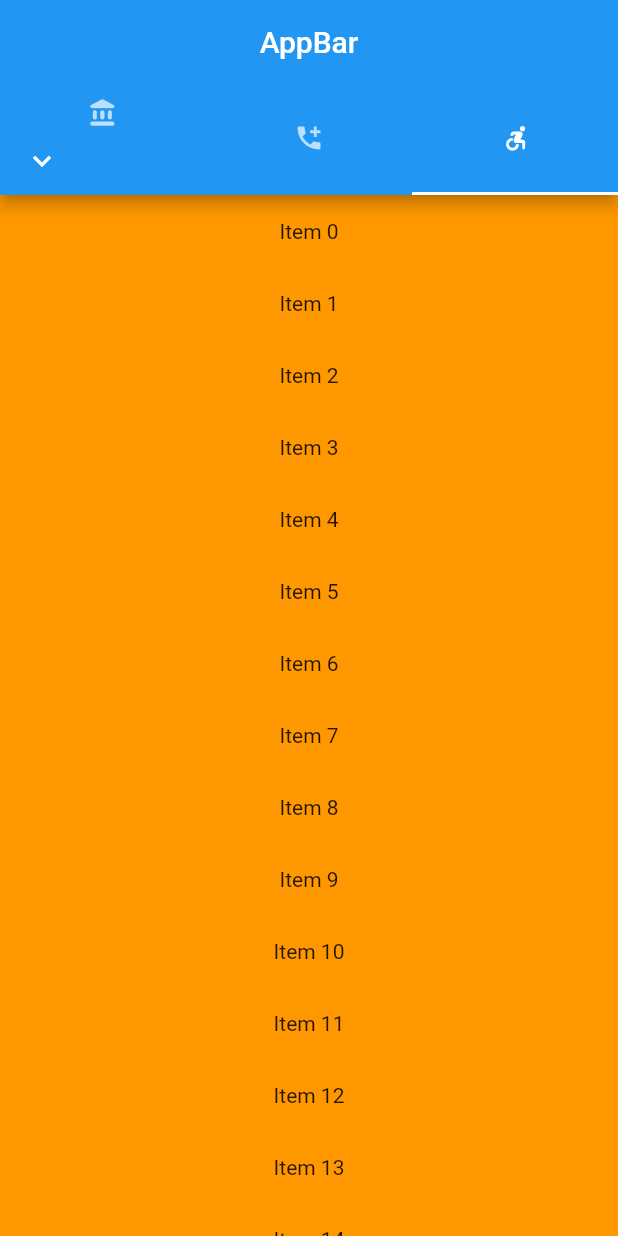
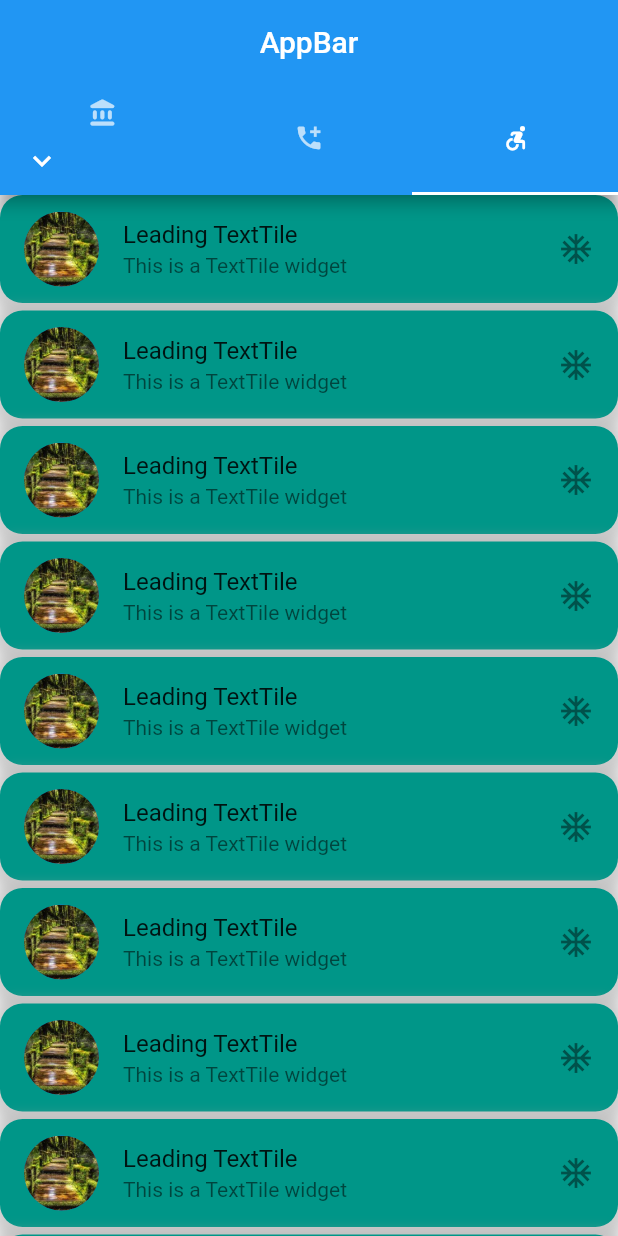
Before and after one commit to njoroge-kelvin/List-UI-App, a Flutter app: the screen it shows after launch, tab 3 chosen, on a phone screen of 412 x 824 dp. Run offline on Flutter 3.47's test engine with Material 2 defaults, Android fonts, the phone set to English and light mode, and no system bars.

Commit message:
Added basic ListTile functionality

```diff
--- a/lib/main.dart
+++ b/lib/main.dart
@@ -61,7 +61,8 @@ class _ListAppState extends State<ListApp> {
                   ),
                 ],
                 child: Row(
-                  children: const [
+                  children: [
+                    Text(_selectedMenu),
                     Icon(
                       Icons.keyboard_arrow_down,
                       color: Colors.white,
@@ -90,7 +91,7 @@ class _ListAppState extends State<ListApp> {
                     color: Colors.green,
                     child: Column(
                       children: [
-                        Text('$_selectedMenu'),
+                        Text(_selectedMenu),
                         Padding(
                           padding: EdgeInsets.all(16.0),
                           child: Center(child: Text('Item $i')),
@@ -113,35 +114,59 @@ class _ListAppState extends State<ListApp> {
           ]),
           ListView(scrollDirection: Axis.vertical, children: [
             for (var i = 0; i < 101; i++)
-              Container(
-                color: Colors.orange,
-                child: Padding(
-                  padding: EdgeInsets.all(16.0),
-                  child: Center(child: Text('Item $i')),
-                ),
+              Column(
+                children: [
+                  Container(
+                    decoration: BoxDecoration(
+                      color: Colors.teal,
+                      borderRadius: BorderRadius.circular(15),
+                      boxShadow: [BoxShadow(
+                        color: Colors.grey.withOpacity(0.5),
+                        spreadRadius: 5,
+                        blurRadius: 7,
+                        offset: Offset(0, 3),
+                      ),]),
+                    child: ListTile(
+                      leading: CircleAvatar(
+                        radius: 25,
+                        backgroundImage: AssetImage('assets/images/Image1.jpg'),
+                        child: GestureDetector(
+                          onTap: () async {
+                            await showDialog(context: context, builder: (_) => ItemList());
+                        },
+                        ),
+                      ),
+                      title: Text('Leading TextTile'),
+                      subtitle: Text('This is a TextTile widget'),
+                      trailing: Icon(Icons.ac_unit_outlined),
+                      ),
+                    ),
+                  SizedBox(
+                    height: 5.0,
+                  ),
+                ],
               ),
           ])
         ]));
   }
 }
 
-// class ItemList extends StatelessWidget {
-//   const ItemList({Key? key}) : super(key: key);
-//
-//   @override
-//   Widget build(BuildContext context) {
-//     return Center(
-//       child: Expanded(
-//           flex: 1,
-//           child: ListView(
-//             scrollDirection:Axis.vertical,
-//             children: [
-//               for(var i = 0; i < 10; i++)
-//                 Container(
-//                   color: Colors.green,
-//                     child: Text('Item $i')),
-//            ]
-//       )),
-//     );
-//   }
-// }
+class ItemList extends StatelessWidget {
+  const ItemList({Key? key}) : super(key: key);
+
+  @override
+  Widget build(BuildContext context) {
+    return Dialog(
+      child: Container(
+          width: 100.0,
+          height: 200.0,
+          decoration: BoxDecoration(
+            borderRadius: BorderRadius.all(Radius.circular(15)),
+            image: DecorationImage(
+              image: ExactAssetImage('assets/images/Image1.jpg'),
+              fit: BoxFit.cover,
+            ),
+          ),),
+    );
+  }
+}
```
Also changed, not shown: pubspec.yaml (+7 -1 lines), assets/images/Image1.jpg (added), assets/images/Image2.jpg (added), assets/images/Image3.jpg (added), assets/images/Image4.jpg (added), assets/images/Image5.jpg (added).
